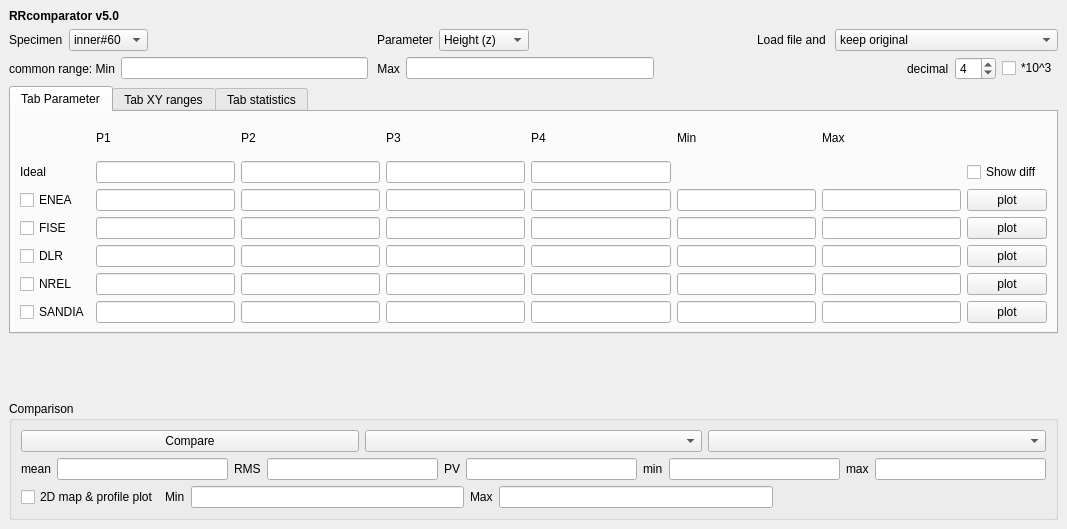
This is Workspace/qtSource/RRcomparator/rrcmp.ui in mmonty1960/RRcomparator as Qt 5 draws it before an edit. The edited form follows.
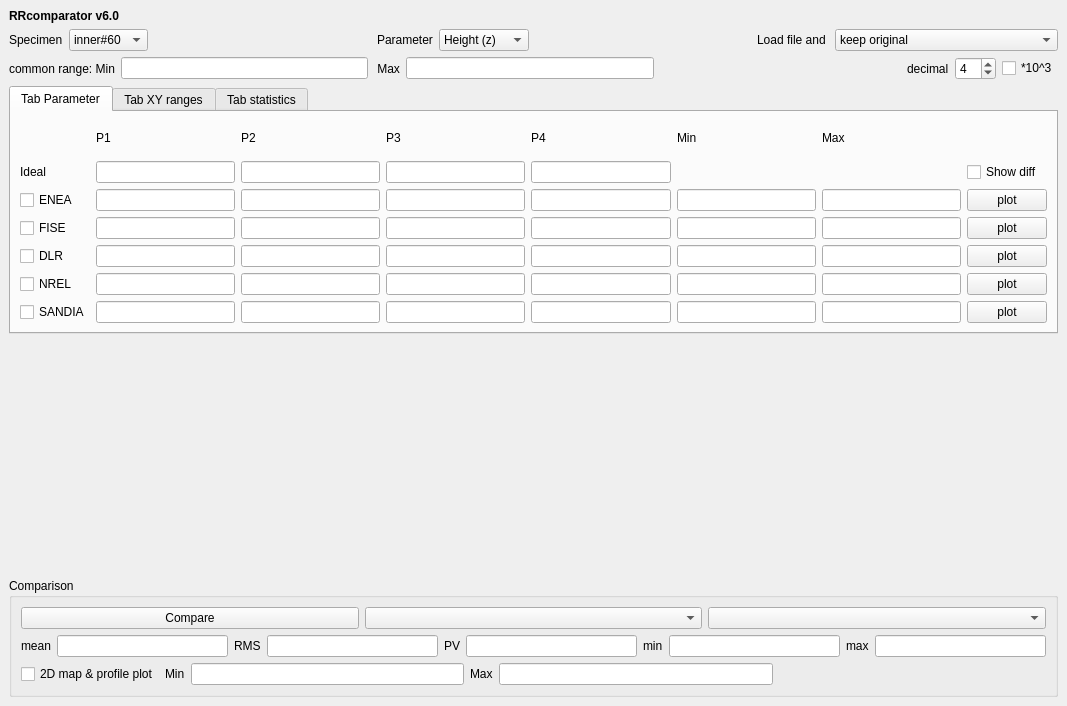
This is the edited form.

What changed in the file:
```diff
--- a/Workspace/qtSource/RRcomparator/rrcmp.ui
+++ b/Workspace/qtSource/RRcomparator/rrcmp.ui
@@ -7,7 +7,7 @@
     <x>0</x>
     <y>0</y>
     <width>1067</width>
-    <height>529</height>
+    <height>706</height>
    </rect>
   </property>
   <property name="windowTitle">
@@ -23,7 +23,7 @@
        </font>
       </property>
       <property name="text">
-       <string>RRcomparator v5.0</string>
+       <string>RRcomparator v6.0</string>
       </property>
      </widget>
     </item>
```
